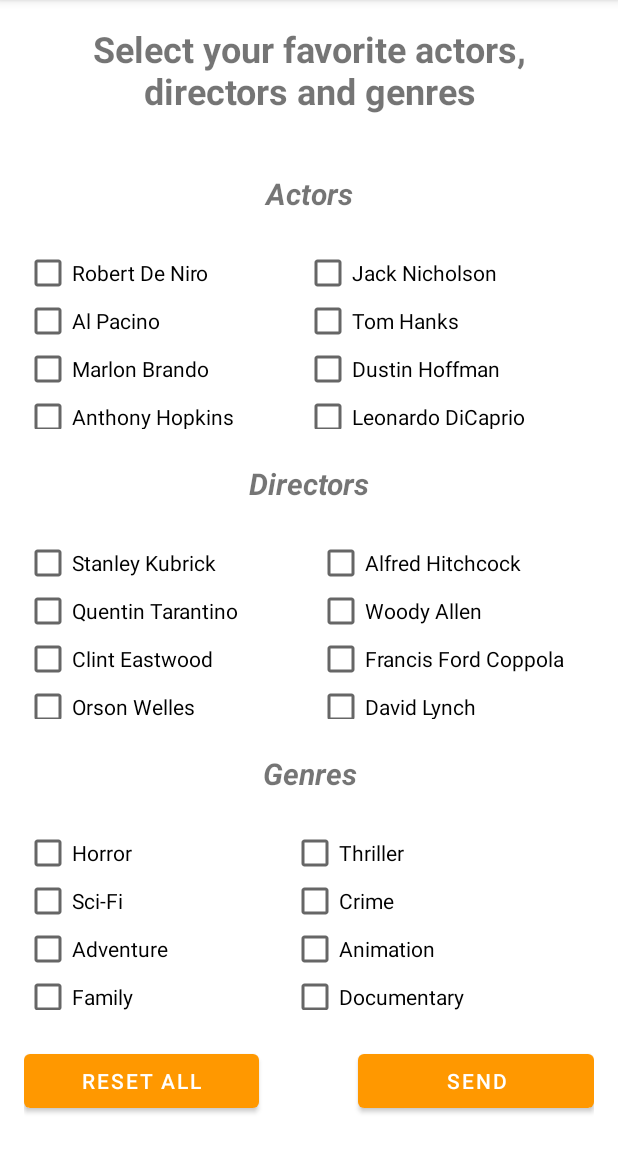
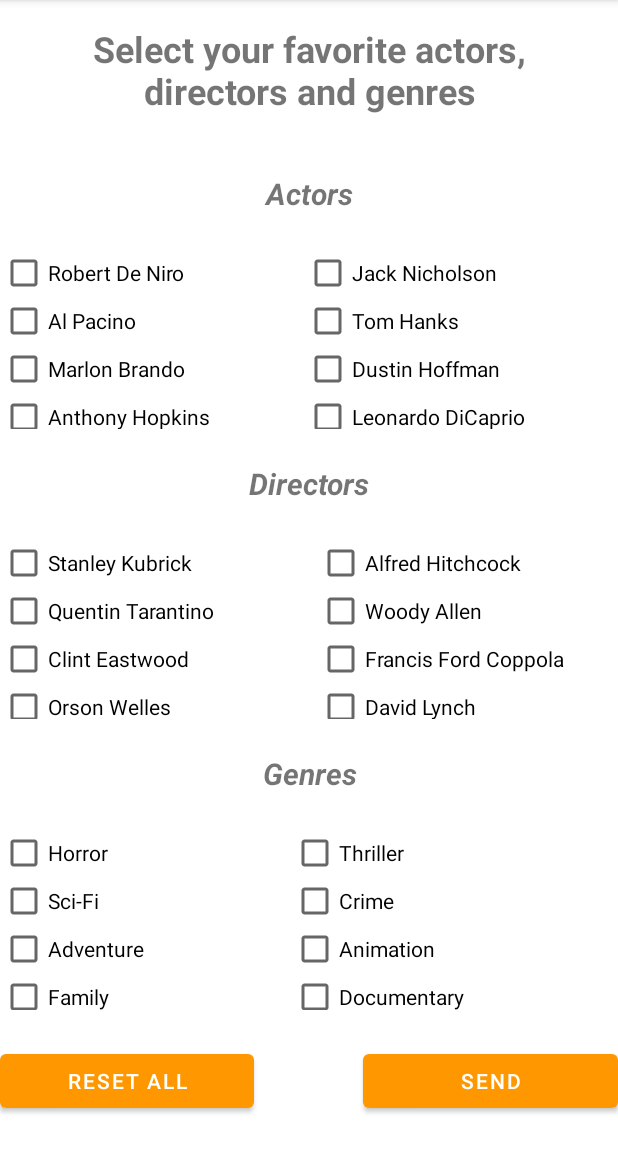
Before and after one commit to josmarqu/CineMatch_Android_App, an Android app: the screen it shows after launch once a user with an empty profile is signed in (Survey), on a phone screen of 412 x 824 dp, the part 84-1236 px from its top. Run offline under Robolectric (Android 15) with nearby library versions, the phone set to English and light mode, and no system bars; our stand-ins replace Firebase (no records; nobody signed in at launch, a user with empty details on screens opened directly).

Commit message:
survey layout fixed

```diff
--- a/app/src/main/res/layout/activity_survey.xml
+++ b/app/src/main/res/layout/activity_survey.xml
@@ -26,9 +26,7 @@
         android:id="@+id/linearLayout"
         android:layout_width="0dp"
         android:layout_height="0dp"
-        android:layout_marginStart="16dp"
         android:layout_marginTop="16dp"
-        android:layout_marginEnd="16dp"
         android:orientation="vertical"
         app:layout_constraintBottom_toBottomOf="parent"
         app:layout_constraintEnd_toEndOf="parent"
```
Also changed, not shown: app/src/main/java/app/cinematch/Survey.java (+0 -7 lines), 1 other file.
